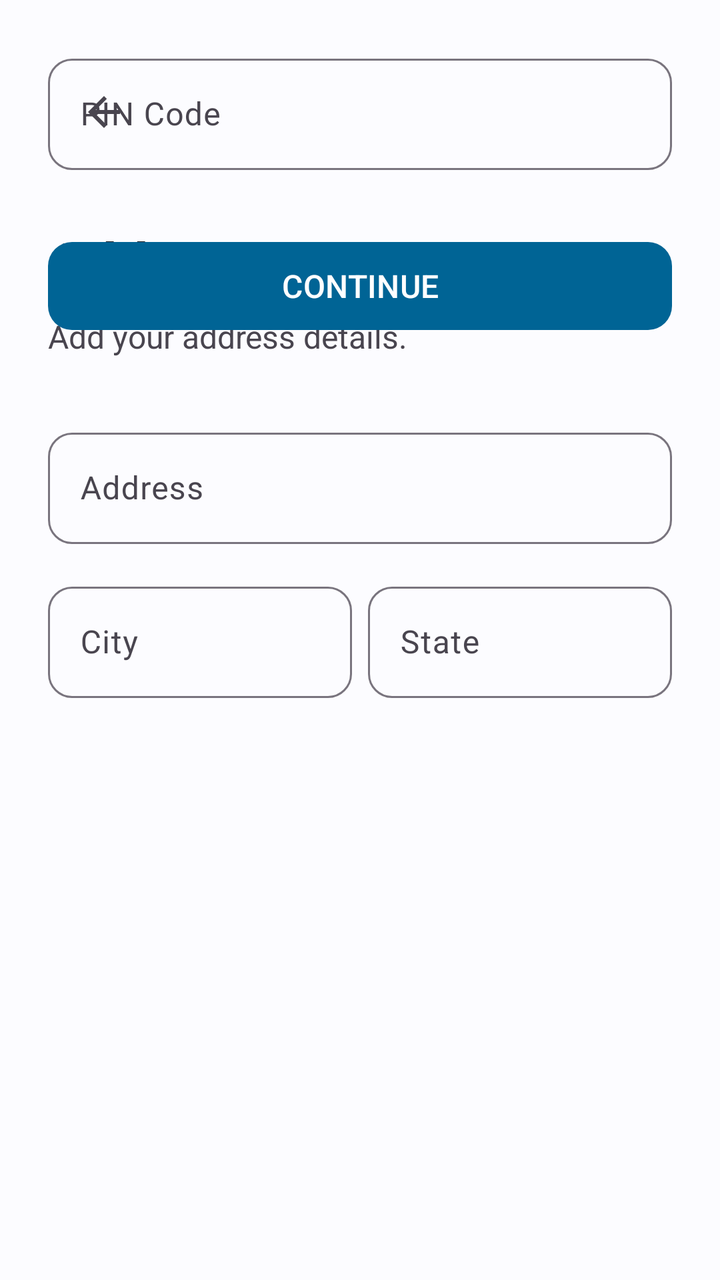
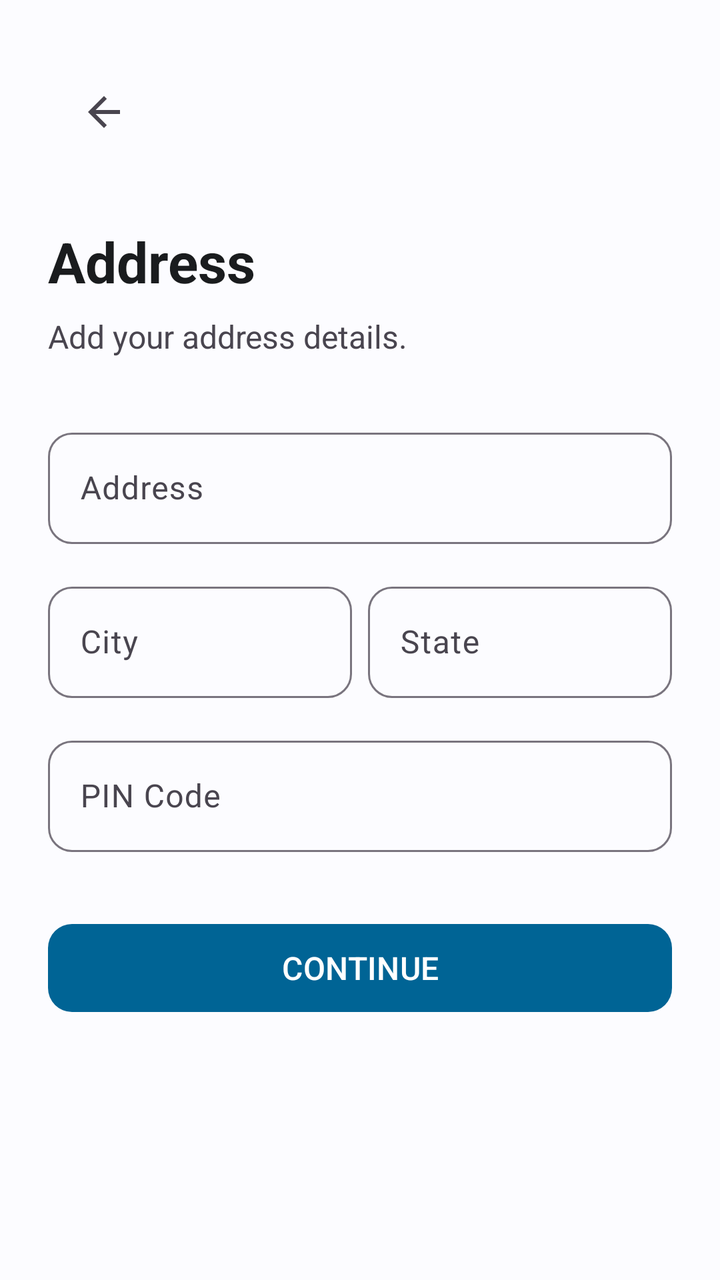

Compare the two renders of this Android layout. The source of the first and the diff that turns it into the second are given below.
<!-- AndroidManifest.xml: application theme Theme.LastMileBanking -->
<!-- res/layout/fragment_address.xml -->
<?xml version="1.0" encoding="utf-8"?>
<androidx.core.widget.NestedScrollView xmlns:android="http://schemas.android.com/apk/res/android"
    xmlns:app="http://schemas.android.com/apk/res-auto"
    android:layout_width="match_parent"
    android:layout_height="match_parent"
    android:fillViewport="true"
    android:background="?android:attr/colorBackground">

    <androidx.constraintlayout.widget.ConstraintLayout
        android:layout_width="match_parent"
        android:layout_height="wrap_content"
        android:padding="24dp">

        <com.google.android.material.appbar.MaterialToolbar
            android:id="@+id/toolbar"
            android:layout_width="match_parent"
            android:layout_height="wrap_content"
            app:navigationIcon="@drawable/ic_arrow_back"
            app:layout_constraintTop_toTopOf="parent"
            app:layout_constraintStart_toStartOf="parent"
            app:layout_constraintEnd_toEndOf="parent" />

        <TextView
            android:id="@+id/tvTitle"
            android:layout_width="wrap_content"
            android:layout_height="wrap_content"
            android:layout_marginTop="24dp"
            android:text="Address"
            android:textSize="28sp"
            android:textStyle="bold"
            android:textColor="?attr/colorOnBackground"
            app:layout_constraintTop_toBottomOf="@id/toolbar"
            app:layout_constraintStart_toStartOf="parent" />

        <TextView
            android:id="@+id/tvSubtitle"
            android:layout_width="wrap_content"
            android:layout_height="wrap_content"
            android:layout_marginTop="8dp"
            android:text="Add your address details."
            android:textSize="16sp"
            android:textColor="?attr/colorOnSurfaceVariant"
            app:layout_constraintTop_toBottomOf="@id/tvTitle"
            app:layout_constraintStart_toStartOf="parent" />

        <com.google.android.material.textfield.TextInputLayout
            android:id="@+id/tilAddressLine"
            style="?attr/textInputStyle"
            android:layout_width="match_parent"
            android:layout_height="wrap_content"
            android:layout_marginTop="32dp"
            android:hint="Address"
            app:layout_constraintTop_toBottomOf="@id/tvSubtitle">

            <com.google.android.material.textfield.TextInputEditText
                android:id="@+id/etAddressLine"
                style="?attr/editTextStyle"
                android:layout_width="match_parent"
                android:layout_height="wrap_content"
                android:inputType="textPostalAddress" />
        </com.google.android.material.textfield.TextInputLayout>

        <LinearLayout
            android:id="@+id/cityStateLayout"
            android:layout_width="match_parent"
            android:layout_height="wrap_content"
            android:orientation="horizontal"
            android:baselineAligned="false"
            android:layout_marginTop="16dp"
            app:layout_constraintTop_toBottomOf="@id/tilAddressLine">

            <com.google.android.material.textfield.TextInputLayout
                style="?attr/textInputStyle"
                android:layout_width="0dp"
                android:layout_height="wrap_content"
                android:layout_weight="1"
                android:layout_marginEnd="8dp"
                android:hint="City">

                <com.google.android.material.textfield.TextInputEditText
                    android:id="@+id/etCity"
                    style="?attr/editTextStyle"
                    android:layout_width="match_parent"
                    android:layout_height="wrap_content"
                    android:inputType="text" />
            </com.google.android.material.textfield.TextInputLayout>

            <com.google.android.material.textfield.TextInputLayout
                style="?attr/textInputStyle"
                android:layout_width="0dp"
                android:layout_height="wrap_content"
                android:layout_weight="1"
                android:hint="State">

                <com.google.android.material.textfield.TextInputEditText
                    android:id="@+id/etState"
                    style="?attr/editTextStyle"
                    android:layout_width="match_parent"
                    android:layout_height="wrap_content"
                    android:inputType="text" />
            </com.google.android.material.textfield.TextInputLayout>

        </LinearLayout>

        <com.google.android.material.textfield.TextInputLayout
            android:id="@+id/tilPinCode"
            style="?attr/textInputStyle"
            android:layout_width="match_parent"
            android:layout_height="wrap_content"
            android:layout_marginTop="16dp"
            android:hint="PIN Code">

            <com.google.android.material.textfield.TextInputEditText
                android:id="@+id/etPinCode"
                style="?attr/editTextStyle"
                android:layout_width="match_parent"
                android:layout_height="wrap_content"
                android:inputType="number"
                android:maxLength="6" />
        </com.google.android.material.textfield.TextInputLayout>

        <com.google.android.material.button.MaterialButton
            android:id="@+id/btnDone"
            style="?attr/materialButtonStyle"
            android:layout_width="match_parent"
            android:layout_height="wrap_content"
            android:layout_marginTop="32dp"
            android:text="CONTINUE"
            app:layout_constraintTop_toBottomOf="@id/tilPinCode" />

    </androidx.constraintlayout.widget.ConstraintLayout>
</androidx.core.widget.NestedScrollView>
<!-- resources referenced by this layout -->
<resources>
  <!-- drawable ic_arrow_back (drawable) -->
  <vector xmlns:android="http://schemas.android.com/apk/res/android"
      android:width="24dp"
      android:height="24dp"
      android:viewportWidth="24.0"
      android:viewportHeight="24.0"
      android:tint="?attr/colorControlNormal">
    <path
        android:fillColor="#FF000000"
        android:pathData="M20,11H7.83l5.59,-5.59L12,4l-8,8 8,8 1.41,-1.41L7.83,13H20v-2z"/>
  </vector>
  <color name="md_theme_light_primary">#006495</color>
  <color name="md_theme_light_onPrimary">#FFFFFF</color>
  <color name="md_theme_light_primaryContainer">#CBE6FF</color>
  <color name="md_theme_light_onPrimaryContainer">#001E30</color>
  <color name="md_theme_light_secondary">#526070</color>
  <color name="md_theme_light_onSecondary">#FFFFFF</color>
  <color name="md_theme_light_secondaryContainer">#D5E4F7</color>
  <color name="md_theme_light_onSecondaryContainer">#0E1D2A</color>
  <color name="md_theme_light_background">#FCFCFF</color>
  <color name="md_theme_light_onBackground">#1A1C1E</color>
  <color name="md_theme_light_surface">#FCFCFF</color>
  <color name="md_theme_light_onSurface">#1A1C1E</color>
  <style name="Widget.LastMile.Button" parent="Widget.Material3.Button">
          <item name="android:minHeight">@dimen/button_height</item>
          <item name="cornerRadius">@dimen/card_corner_radius</item>
          <item name="android:textSize">16sp</item>
          <item name="android:layout_width">match_parent</item>
          <item name="android:layout_height">@dimen/button_height</item>
      </style>
  <style name="Widget.LastMile.TextInputLayout" parent="Widget.Material3.TextInputLayout.OutlinedBox">
          <item name="boxCornerRadiusTopStart">@dimen/card_corner_radius</item>
          <item name="boxCornerRadiusTopEnd">@dimen/card_corner_radius</item>
          <item name="boxCornerRadiusBottomStart">@dimen/card_corner_radius</item>
          <item name="boxCornerRadiusBottomEnd">@dimen/card_corner_radius</item>
          <item name="android:minHeight">@dimen/input_height</item>
          <item name="android:layout_width">match_parent</item>
          <item name="android:layout_height">wrap_content</item>
      </style>
  <style name="Widget.LastMile.TextInputEditText" parent="Widget.Material3.TextInputEditText.OutlinedBox">
          <item name="android:minHeight">@dimen/input_height</item>
          <item name="android:layout_width">match_parent</item>
          <item name="android:layout_height">wrap_content</item>
          <item name="android:textSize">16sp</item>
      </style>
  <dimen name="button_height">52dp</dimen>
  <dimen name="card_corner_radius">12dp</dimen>
  <dimen name="input_height">56dp</dimen>
  <!-- unchanged entries left out for length: 1 -->
</resources>

<!-- the commit's change to res/layout/fragment_address.xml (unified diff, before → after) -->
@@ -108,7 +108,8 @@
             android:layout_width="match_parent"
             android:layout_height="wrap_content"
             android:layout_marginTop="16dp"
-            android:hint="PIN Code">
+            android:hint="PIN Code"
+            app:layout_constraintTop_toBottomOf="@id/cityStateLayout">
 
             <com.google.android.material.textfield.TextInputEditText
                 android:id="@+id/etPinCode"
